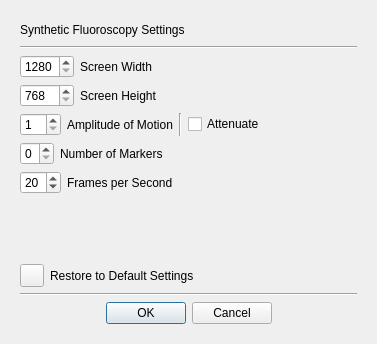
Above: src/ise/iqt_synth_settings.ui from simonoxen/plastimatch before the change. Below: the same form after it.
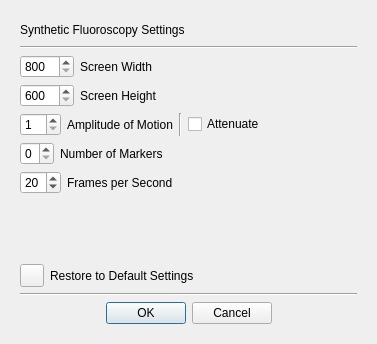
That is the form after the change.

```diff
--- a/src/ise/iqt_synth_settings.ui
+++ b/src/ise/iqt_synth_settings.ui
@@ -55,7 +55,7 @@
           <item>
            <widget class="QSpinBox" name="colBox">
             <property name="minimum">
-             <number>1280</number>
+             <number>800</number>
             </property>
             <property name="maximum">
              <number>2048</number>
@@ -95,7 +95,7 @@
              <bool>true</bool>
             </property>
             <property name="minimum">
-             <number>768</number>
+             <number>600</number>
             </property>
             <property name="maximum">
              <number>1536</number>
```
